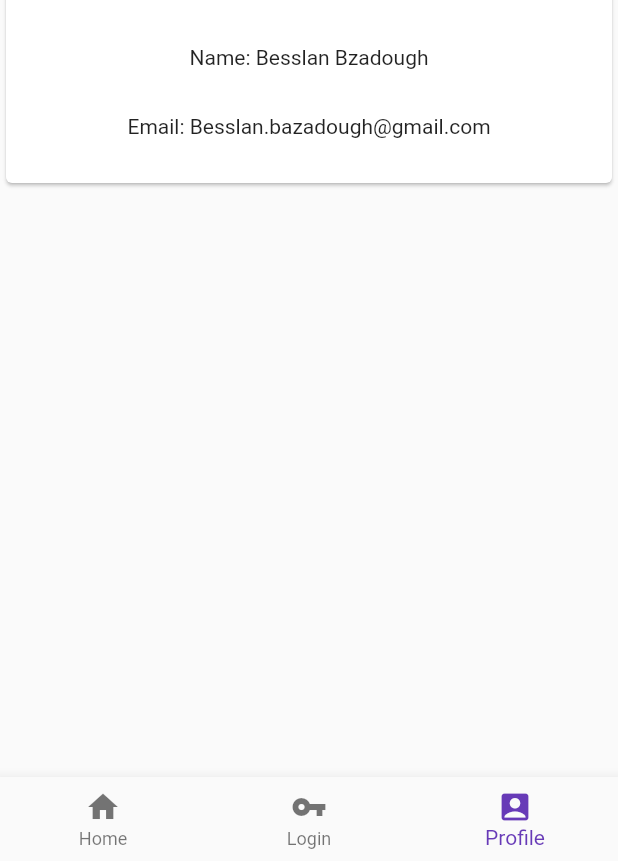
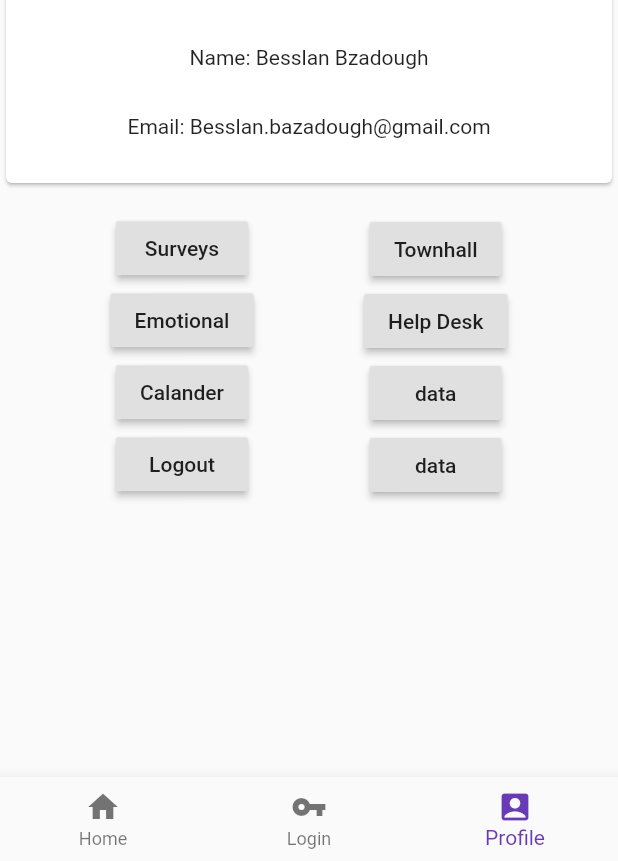
Before and after one commit to Besslan/FlutterApp, a Flutter app: the screen it shows after launch, item 3 of the bottom bar chosen, on a phone screen of 412 x 824 dp, the part 375-1236 px from its top. Run offline on Flutter 3.47's test engine with Material 2 defaults, Android fonts, the phone set to English and light mode, and no system bars; our stand-ins replace firebase_auth; accounts and stored records are empty; network calls fail.

```diff
--- a/lib/src/profile.dart
+++ b/lib/src/profile.dart
@@ -14,8 +14,7 @@ class ProfileState extends State<Profile> {
   @override
   Widget build(BuildContext context) {
     if (loggedin == true) {
-      return Scaffold(
-        body: Column(
+      return  Column(
           crossAxisAlignment: CrossAxisAlignment.stretch,
           verticalDirection: VerticalDirection.down,
           children: <Widget>[
@@ -45,62 +44,62 @@ class ProfileState extends State<Profile> {
                 ],
               ),
             ),
-            // Container(
-            //   child: Row(
-            //     mainAxisAlignment: MainAxisAlignment.spaceEvenly,
-            //     children: <Widget>[
-            //       Container(
-            //           margin: EdgeInsets.fromLTRB(0, 15, 0, 0),
-            //           child: Column(
-            //             mainAxisAlignment: MainAxisAlignment.spaceEvenly,
-            //             children: <Widget>[
-            //               RaisedButton(
-            //                 child: Text('Surveys'),
-            //                 onPressed: () {},
-            //               ),
-            //               RaisedButton(
-            //                 child: Text('Emotional'),
-            //                 onPressed: () {},
-            //               ),
-            //               RaisedButton(
-            //                 child: Text('Calander'),
-            //                 onPressed: () {},
-            //               ),
-            //               RaisedButton(
-            //                 child: Text('data'),
-            //                 onPressed: () {},
-            //               ),
-            //             ],
-            //           )),
-            //       Container(
-            //           margin: EdgeInsets.fromLTRB(0, 16, 0, 0),
-            //           child: Column(
-            //             mainAxisAlignment: MainAxisAlignment.spaceEvenly,
-            //             children: <Widget>[
-            //               RaisedButton(
-            //                 child: Text('Townhall'),
-            //                 onPressed: () {},
-            //               ),
-            //               RaisedButton(
-            //                 child: Text('Help Desk'),
-            //                 onPressed: () {},
-            //               ),
-            //               RaisedButton(
-            //                 child: Text('data'),
-            //                 onPressed: () {},
-            //               ),
-            //               RaisedButton(
-            //                 child: Text('data'),
-            //                 onPressed: () {},
-            //               ),
-            //             ],
-            //           )),
-            //     ],
-            //   ),
-            // ),
+            Container(
+              child: Row(
+                mainAxisAlignment: MainAxisAlignment.spaceEvenly,
+                children: <Widget>[
+                  Container(
+                      margin: EdgeInsets.fromLTRB(0, 15, 0, 0),
+                      child: Column(
+                        mainAxisAlignment: MainAxisAlignment.spaceEvenly,
+                        children: <Widget>[
+                          RaisedButton(
+                            child: Text('Surveys'),
+                            onPressed: () {},
+                          ),
+                          RaisedButton(
+                            child: Text('Emotional'),
+                            onPressed: () {},
+                          ),
+                          RaisedButton(
+                            child: Text('Calander'),
+                            onPressed: () {},
+                          ),
+                          RaisedButton(
+                            child: Text('Logout'),
+                            onPressed: () {},
+                          ),
+                        ],
+                      )),
+                  Container(
+                      margin: EdgeInsets.fromLTRB(0, 16, 0, 0),
+                      child: Column(
+                        mainAxisAlignment: MainAxisAlignment.spaceEvenly,
+                        children: <Widget>[
+                          RaisedButton(
+                            child: Text('Townhall'),
+                            onPressed: () {},
+                          ),
+                          RaisedButton(
+                            child: Text('Help Desk'),
+                            onPressed: () {},
+                          ),
+                          RaisedButton(
+                            child: Text('data'),
+                            onPressed: () {},
+                          ),
+                          RaisedButton(
+                            child: Text('data'),
+                            onPressed: () {},
+                          ),
+                        ],
+                      )),
+                ],
+              ),
+            ),
           ],
-        ),
-      );
+        );
+
     }
 
     return Scaffold(
```
Also changed, not shown: lib/src/login.dart (+30 -8 lines).
